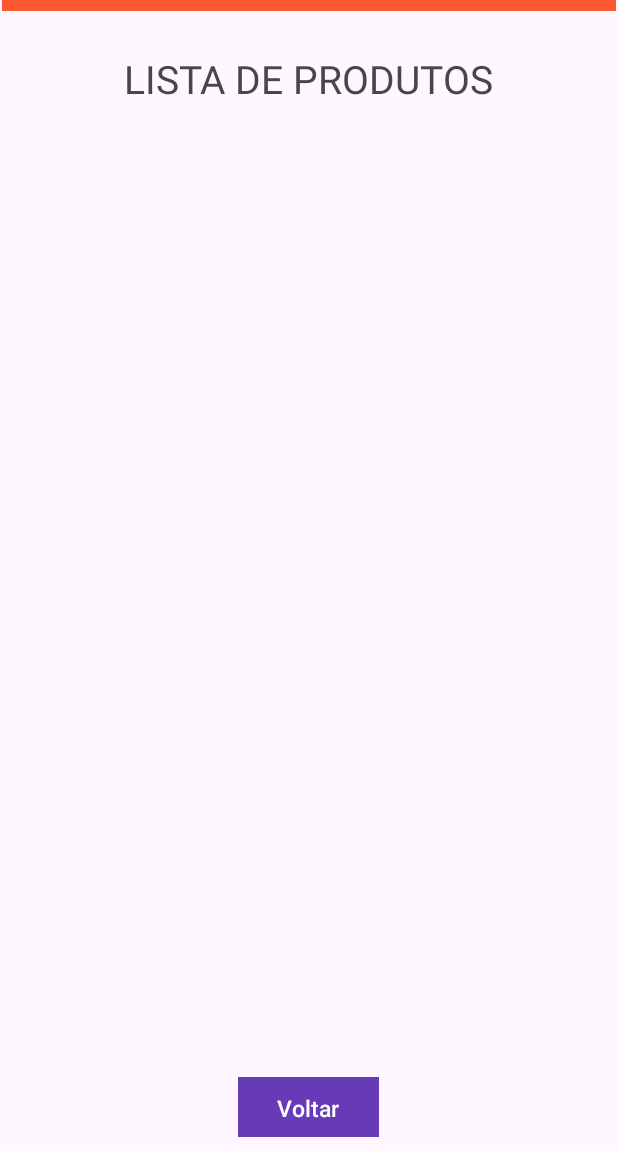
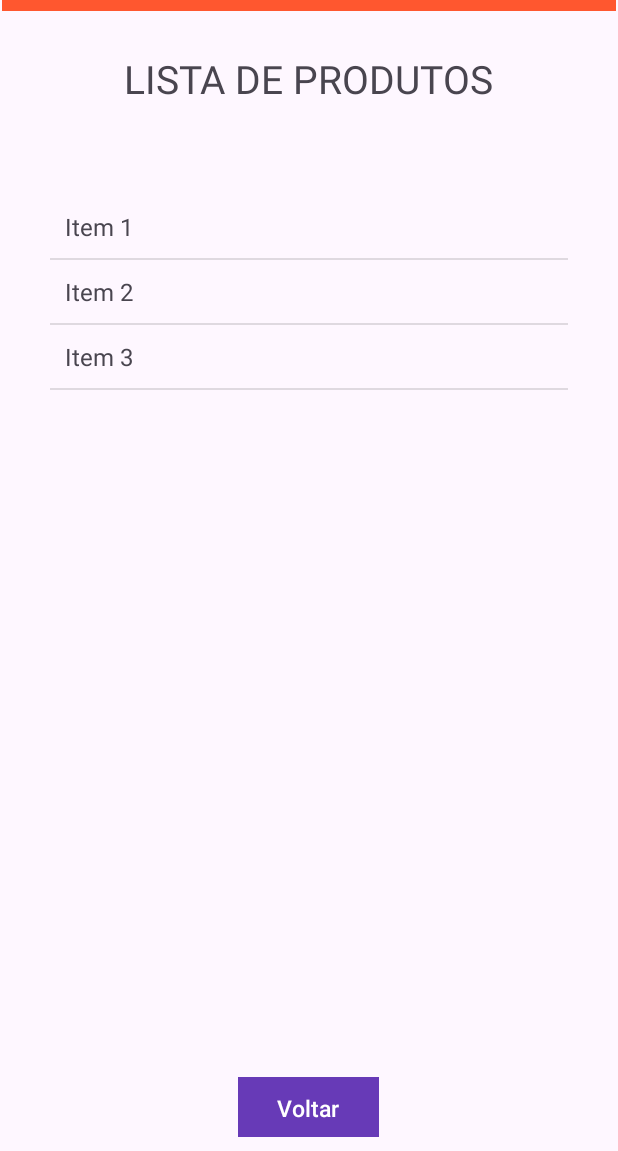
Before and after one commit to RubenFilipe07/imd-market-android, an Android app: the ListarActivity screen opened directly, with no data from a screen before it, on a phone screen of 412 x 824 dp, the part 85-1236 px from its top. Run offline under Robolectric (Android 15) with nearby library versions, the phone set to English and light mode, and no system bars.

Commit message:
finalizar cadastro + iniciar listar

```diff
--- a/app/src/main/java/com/rubenfilipe07/imd_market_android/activities/ListarActivity.java
+++ b/app/src/main/java/com/rubenfilipe07/imd_market_android/activities/ListarActivity.java
@@ -1,11 +1,17 @@
 package com.rubenfilipe07.imd_market_android.activities;
 
 import android.os.Bundle;
+import android.widget.ArrayAdapter;
 import android.widget.Button;
+import android.widget.ListView;
 
 import androidx.appcompat.app.AppCompatActivity;
 
 import com.rubenfilipe07.imd_market_android.R;
+import com.rubenfilipe07.imd_market_android.util.ListViewAdapter;
+
+import java.util.ArrayList;
+import java.util.List;
 
 public class ListarActivity extends AppCompatActivity {
 
@@ -13,6 +19,13 @@ public class ListarActivity extends AppCompatActivity {
     protected void onCreate(Bundle savedInstanceState) {
         super.onCreate(savedInstanceState);
         setContentView(R.layout.activity_listar);
+        ListView lw = findViewById(R.id.lista);
+        List<String> itemList = new ArrayList<>();
+        itemList.add("Item 1");
+        itemList.add("Item 2");
+        itemList.add("Item 3");
+        ArrayAdapter<String> adapter = new ListViewAdapter(this, itemList);
+        lw.setAdapter(adapter);
     }
 
 }
--- a/app/src/main/java/com/rubenfilipe07/imd_market_android/activities/MenuActivity.java
+++ b/app/src/main/java/com/rubenfilipe07/imd_market_android/activities/MenuActivity.java
@@ -29,7 +29,7 @@ public class MenuActivity extends AppCompatActivity {
             Intent intent = new Intent(MenuActivity.this, ListarActivity.class);
             startActivity(intent);
         });
-        Button btnDeletar = findViewById(R.id.button4);
+        Button btnDeletar = findViewById(R.id.btnLimpar);
         btnDeletar.setOnClickListener(v -> {
             Intent intent = new Intent(MenuActivity.this, DeletarActivity.class);
             startActivity(intent);
--- /dev/null
+++ b/app/src/main/java/com/rubenfilipe07/imd_market_android/util/ListViewAdapter.java
@@ -0,0 +1,31 @@
+package com.rubenfilipe07.imd_market_android.util;
+
+import android.content.Context;
+import android.view.LayoutInflater;
+import android.view.View;
+import android.view.ViewGroup;
+import android.widget.ArrayAdapter;
+import android.widget.TextView;
+
+import com.rubenfilipe07.imd_market_android.R;
+
+import java.util.List;
+
+public class ListViewAdapter extends ArrayAdapter<String> {
+
+    public ListViewAdapter(Context context, List<String> items) {
+        super(context, 0, items);
+    }
+
+    @Override
+    public View getView(int position, View convertView, ViewGroup parent) {
+        if (convertView == null) {
+            convertView = LayoutInflater.from(getContext()).inflate(R.layout.list_item, parent, false);
+        }
+        TextView textView = convertView.findViewById(R.id.item_view);
+        String item = getItem(position);
+        textView.setText(item);
+        return convertView;
+    }
+
+}
--- a/app/src/main/res/layout/activity_alterar.xml
+++ b/app/src/main/res/layout/activity_alterar.xml
@@ -154,7 +154,7 @@
             app:layout_constraintVertical_bias="0.913" />
 
         <Button
-            android:id="@+id/button4"
+            android:id="@+id/btnLimpar"
             android:layout_width="140dp"
             android:layout_height="49dp"
             android:layout_marginTop="48dp"
--- a/app/src/main/res/layout/activity_cadastrar.xml
+++ b/app/src/main/res/layout/activity_cadastrar.xml
@@ -139,7 +139,7 @@
             app:layout_constraintVertical_bias="0.913" />
 
         <Button
-            android:id="@+id/button4"
+            android:id="@+id/btnLimpar"
             android:layout_width="140dp"
             android:layout_height="49dp"
             android:layout_marginTop="48dp"
--- a/app/src/main/res/layout/activity_listar.xml
+++ b/app/src/main/res/layout/activity_listar.xml
@@ -63,8 +63,9 @@
         app:layout_constraintTop_toTopOf="parent" />
 
     <ListView
-        android:layout_width="368dp"
-        android:layout_height="0dp"
+        android:id="@+id/lista"
+        android:layout_width="345dp"
+        android:layout_height="457dp"
         android:layout_marginBottom="57dp"
         app:layout_constraintBottom_toBottomOf="parent"
         app:layout_constraintEnd_toEndOf="parent"
--- a/app/src/main/res/layout/activity_menu.xml
+++ b/app/src/main/res/layout/activity_menu.xml
@@ -38,7 +38,7 @@
         app:layout_constraintVertical_bias="0.316" />
 
     <Button
-        android:id="@+id/button4"
+        android:id="@+id/btnLimpar"
         android:layout_width="@dimen/menu_btn_width"
         android:layout_height="@dimen/menu_btn_height"
         android:layout_margin="0dp"
@@ -63,7 +63,7 @@
         android:background="@color/purple"
         android:text="@string/menu_alterar_produto"
         app:layout_constraintBottom_toBottomOf="parent"
-        app:layout_constraintEnd_toStartOf="@+id/button4"
+        app:layout_constraintEnd_toStartOf="@+id/btnLimpar"
         app:layout_constraintStart_toStartOf="parent"
         app:layout_constraintTop_toBottomOf="@+id/btnSalvar"
         app:layout_constraintVertical_bias="0.085" />
--- /dev/null
+++ b/app/src/main/res/layout/list_item.xml
@@ -0,0 +1,8 @@
+<?xml version="1.0" encoding="utf-8"?>
+
+<TextView xmlns:android="http://schemas.android.com/apk/res/android"
+    android:id="@+id/item_view"
+    android:layout_width="match_parent"
+    android:layout_height="wrap_content"
+    android:padding="10dp"
+    android:textSize="16sp" />
```
Also changed, not shown: app/src/main/java/com/rubenfilipe07/imd_market_android/activities/CadastrarActivity.java (+49 -18 lines).
